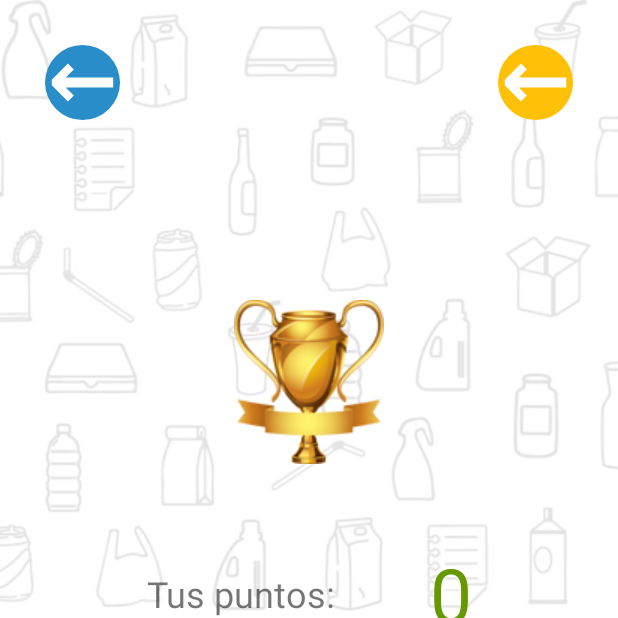
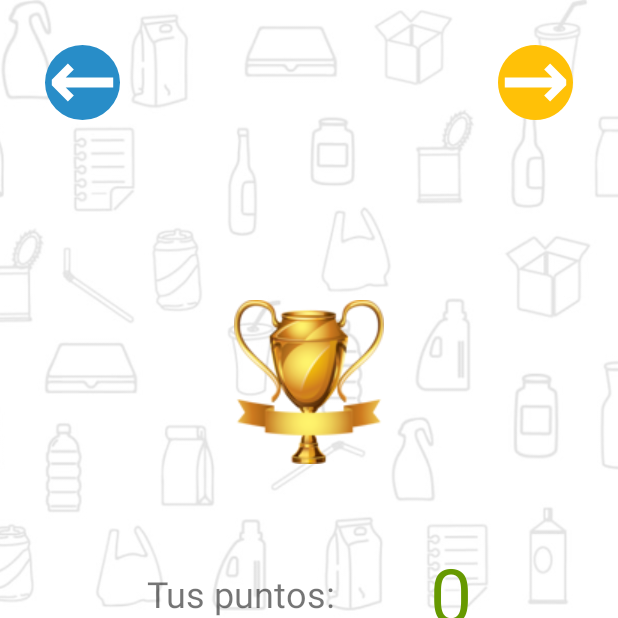
Before and after one commit to AlejandroMoc/E3_SaveTheBunny, an Android app: the GameOver screen opened directly, with no data from a screen before it, on a phone screen of 412 x 824 dp, the top half of it. Run offline under Robolectric (Android 15) with nearby library versions, the phone set to English and light mode, and no system bars; 2 statements that could not run were skipped.

Commit message:
Cambio de logotipo de flecha hacia adelante, optimizado el código.

```diff
--- a/app/src/main/java/mx/a01736353/savethebunny/GameOver.java
+++ b/app/src/main/java/mx/a01736353/savethebunny/GameOver.java
@@ -9,6 +9,8 @@ import android.widget.TextView;
 
 import androidx.annotation.Nullable;
 import androidx.appcompat.app.AppCompatActivity;
+
+import java.util.Objects;
 
 public class GameOver extends AppCompatActivity {
 
@@ -26,8 +28,8 @@ public class GameOver extends AppCompatActivity {
         tvPoints = findViewById(R.id.tvPoints);
         tvHighest = findViewById(R.id.tvHighest);
         ivNewHighest = findViewById(R.id.ivNewHighest);
-        int points = getIntent().getExtras().getInt("points");
-        int winningState = getIntent().getExtras().getInt("winningState");
+        int points = Objects.requireNonNull(getIntent().getExtras()).getInt("points");
+        int winningState = Objects.requireNonNull(getIntent().getExtras()).getInt("winningState");
 
         tvPoints.setText(""+points);
         sharedPreferences=getSharedPreferences("my_pref",0);
--- a/app/src/main/java/mx/a01736353/savethebunny/Trash.java
+++ b/app/src/main/java/mx/a01736353/savethebunny/Trash.java
@@ -10,7 +10,7 @@ public class Trash {
     Bitmap trashB[]=new Bitmap[3];
     Random random;
     int trashBFrame = new Random().nextInt(3);
-    float trashBX,trashBY, trashBVelocity, oldTrashesBX, oldTrashesBY;
+    float trashBX,trashBY, trashBVelocity, oldTrashesBX, oldTrashesBY, oldX, oldY, shifX, shiftY;
 
     public Trash(Context context){
         //Falta cambiar esto por las basuras
--- a/app/src/main/res/drawable/logo_back.xml
+++ b/app/src/main/res/drawable/logo_back.xml
@@ -1,13 +1,12 @@
 <vector xmlns:android="http://schemas.android.com/apk/res/android"
-    android:width="128dp"
-    android:height="128dp"
-    android:viewportWidth="33.867"
-    android:viewportHeight="33.867">
+    android:width="33dp"
+    android:height="33dp"
+    android:viewportWidth="33"
+    android:viewportHeight="33">
   <path
-      android:pathData="M3,8h27.8v18h-27.8z"
-      android:strokeWidth="0.1568"
-      android:fillColor="@color/white"/>
+      android:pathData="M2.923,7.795H30.012V25.334H2.923Z"
+      android:fillColor="@color/white" />
   <path
-      android:pathData="M16.933,0A16.933,16.933 0,0 0,0 16.933A16.933,16.933 0,0 0,16.933 33.867A16.933,16.933 0,0 0,33.867 16.933A16.933,16.933 0,0 0,16.933 0zM10.336,8.365L13.019,11.048L9.356,14.713L30.803,14.713L30.803,19.154L9.356,19.154L13.019,22.818L10.336,25.501L3.063,18.229L3.063,15.638L10.336,8.365z"
-      android:fillColor="@color/mustardYellowMid"/>
+      android:pathData="M16.5,0C12.125,0 7.926,1.739 4.833,4.833 1.739,7.926 0,12.125 0,16.5c0,2.896 0.762,5.742 2.21,8.25 1.448,2.508 3.531,4.591 6.039,6.039C10.757,32.237 13.604,33 16.5,33c2.896,0 5.742,-0.762 8.25,-2.21 2.508,-1.449 4.591,-3.532 6.04,-6.04C32.238,22.242 33,19.395 33,16.5 33,13.604 32.237,10.757 30.789,8.249 29.341,5.741 27.258,3.658 24.75,2.21 22.242,0.762 19.395,0 16.5,0ZM10.071,8.151 L12.686,10.765 9.116,14.336h20.898v4.327L9.116,18.664l3.569,3.57 -2.614,2.614 -7.087,-7.086v-2.525z"
+      android:fillColor="@color/red_intense" />
 </vector>
--- /dev/null
+++ b/app/src/main/res/drawable/logo_foward.xml
@@ -0,0 +1,12 @@
+<vector xmlns:android="http://schemas.android.com/apk/res/android"
+    android:width="33dp"
+    android:height="33dp"
+    android:viewportWidth="33"
+    android:viewportHeight="33">
+  <path
+      android:pathData="M30.077,7.795H2.988V25.334H30.077Z"
+      android:fillColor="@color/white" />
+  <path
+      android:pathData="m16.5,0c4.374,0 8.574,1.739 11.666,4.833C31.261,7.926 33,12.125 33,16.5c0,2.896 -0.762,5.742 -2.21,8.25 -1.448,2.508 -3.531,4.591 -6.039,6.039C22.243,32.237 19.396,33 16.5,33 13.605,33 10.758,32.238 8.25,30.79 5.742,29.341 3.659,27.258 2.21,24.75 0.762,22.242 0,19.395 0,16.5 0,13.604 0.763,10.757 2.211,8.249 3.659,5.741 5.742,3.658 8.25,2.21 10.758,0.762 13.605,0 16.5,0ZM22.929,8.151 L20.314,10.765 23.884,14.336L2.986,14.336v4.327h20.898l-3.569,3.57 2.614,2.614 7.087,-7.086v-2.525z"
+      android:fillColor="@color/mustardYellowMid" />
+</vector>
--- a/app/src/main/res/layout/game_over.xml
+++ b/app/src/main/res/layout/game_over.xml
@@ -41,7 +41,7 @@
         android:layout_height="50dp"
         android:layout_marginTop="30dp"
         android:layout_marginEnd="30dp"
-        android:background="@drawable/logo_back"
+        android:background="@drawable/logo_foward"
         android:contentDescription="@string/dialog_leave"
         android:onClick="goToWinningState"
         app:layout_constraintEnd_toEndOf="parent"
```
Also changed, not shown: app/src/main/java/mx/a01736353/savethebunny/GameView.java (+28 -35 lines).
